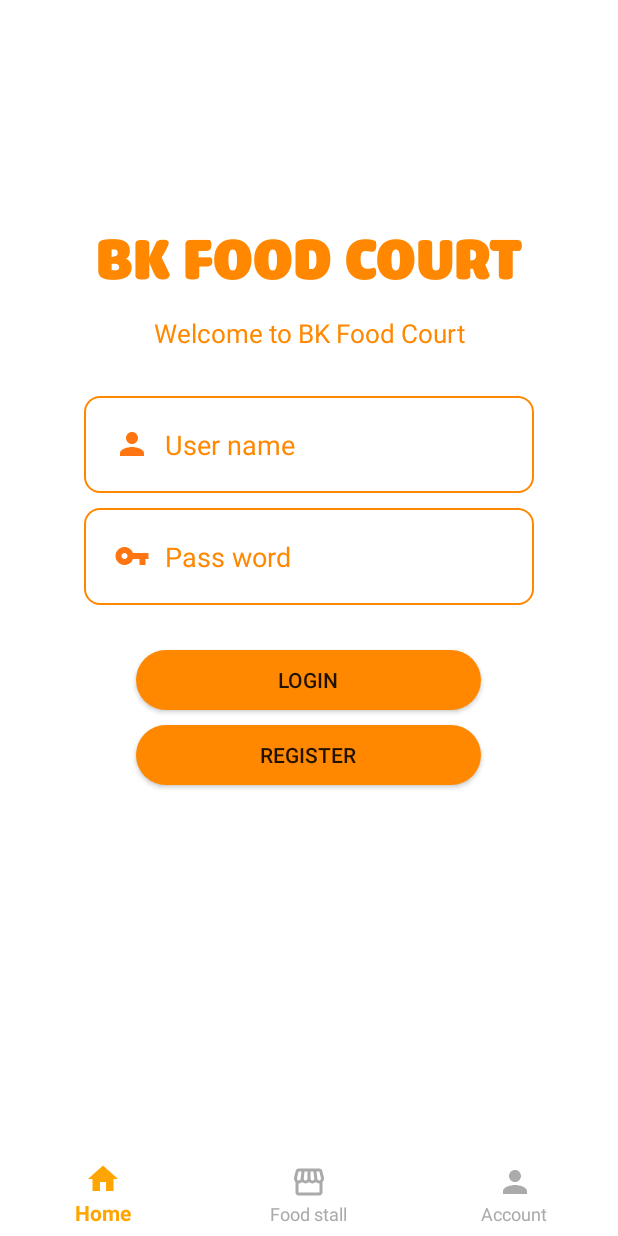
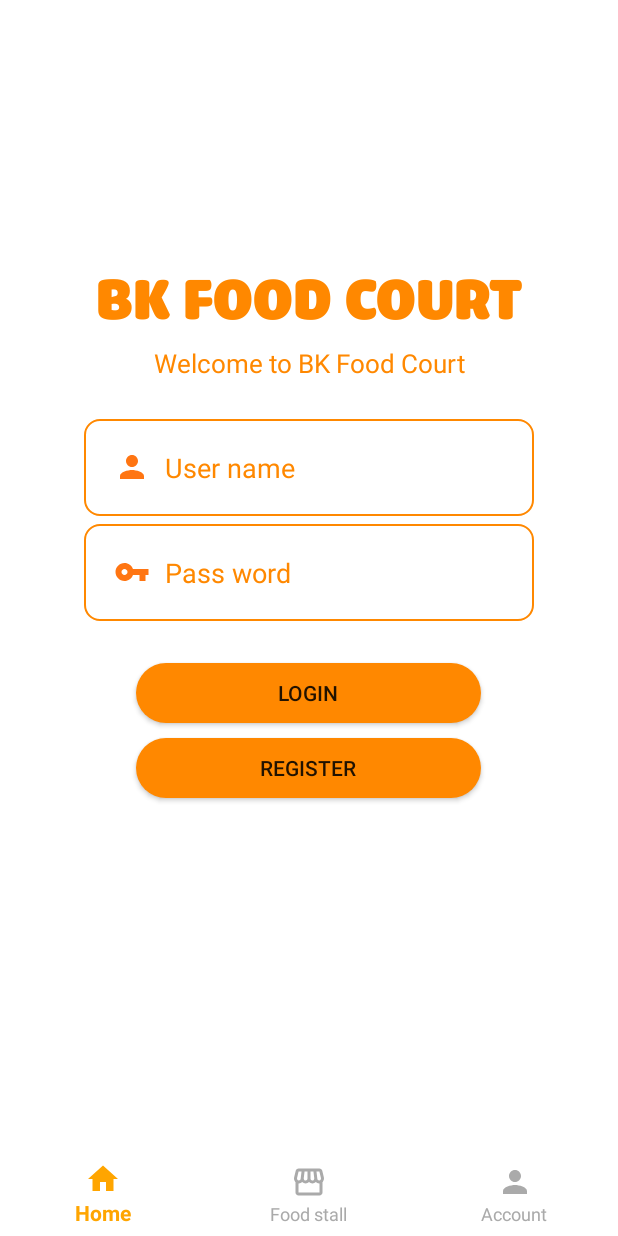
Before and after one commit to trunghieule0301/Food-court, an Android app: the AccountFragment screen opened through its navigation route, on a phone screen of 412 x 824 dp. Run offline under Robolectric (Android 15) with nearby library versions, the phone set to English and light mode, and no system bars; our stand-ins replace ButterKnife, Picasso, Volley; libraries missing offline, so code that uses them is left out: com.denzcoskun.imageslider; network calls fail; pictures from the network do not load; 8 statements that could not run were skipped.

Commit message:
Login fragment fix bug

```diff
--- a/app/src/main/java/com/example/myapplication/ui/account/AccountFragment.java
+++ b/app/src/main/java/com/example/myapplication/ui/account/AccountFragment.java
@@ -33,7 +33,6 @@ public class AccountFragment extends Fragment {
 
     Button buttonLogin, buttonRegister;
     EditText editTextAccount, editTextPassword;
-//    MainActivity mainActivityData;
     ArrayList<Customer> arrayListCustomer;
     private String url = "http://foodcourt2020.medianewsonline.com/getCusData.php";
     public View onCreateView(@NonNull LayoutInflater inflater,
--- a/app/src/main/res/layout/fragment_account.xml
+++ b/app/src/main/res/layout/fragment_account.xml
@@ -1,32 +1,38 @@
 <?xml version="1.0" encoding="utf-8"?>
-<LinearLayout xmlns:android="http://schemas.android.com/apk/res/android"
+<FrameLayout xmlns:android="http://schemas.android.com/apk/res/android"
     xmlns:app="http://schemas.android.com/apk/res-auto"
     xmlns:tools="http://schemas.android.com/tools"
     android:layout_width="match_parent"
     android:layout_height="match_parent"
     tools:context=".ui.account.AccountFragment"
-    android:background="@android:color/white"
-    >
+    android:background="@android:color/white">
 
-    <LinearLayout
-        android:layout_width="match_parent"
-        android:layout_height="match_parent"
-        android:layout_gravity="center"
-        android:layout_margin="20dp"
-        android:orientation="vertical">
+        <FrameLayout
+            android:layout_width="match_parent"
+            android:layout_height="match_parent">
+                <Button
+                    android:layout_width="match_parent"
+                    android:layout_height="match_parent"
+                    android:background="@android:color/transparent"/>
+        </FrameLayout>
+        <FrameLayout
+            android:layout_width="match_parent"
+            android:layout_height="match_parent">
         <TextView
             android:layout_width="match_parent"
             android:layout_height="70dp"
-            android:layout_marginTop="120dp"
+            android:layout_marginTop="-210dp"
             android:text="BK FOOD COURT"
             android:textSize="40dp"
             android:textColor="@android:color/holo_orange_dark"
             android:textStyle="bold"
             android:fontFamily="@font/icel"
+            android:layout_gravity="center"
             android:textAlignment="center" />
         <TextView
             android:layout_width="wrap_content"
             android:layout_height="wrap_content"
+            android:layout_marginTop="-170dp"
             android:textAlignment="center"
             android:textColor="@android:color/holo_orange_dark"
             android:layout_gravity="center"
@@ -42,7 +48,7 @@
             android:layout_gravity="center"
             android:drawableLeft="@drawable/ic_person"
             android:drawablePadding="10dp"
-            android:layout_marginTop="30dp"
+            android:layout_marginTop="-100dp"
             android:textColor="@android:color/holo_orange_dark"
             android:padding="20dp"
             android:background="@drawable/edit"
@@ -57,7 +63,7 @@
             android:layout_gravity="center"
             android:drawableLeft="@drawable/ic_key"
             android:drawablePadding="10dp"
-            android:layout_marginTop="10dp"
+            android:layout_marginTop="-30dp"
             android:textColor="@android:color/holo_orange_dark"
             android:padding="20dp"
             android:background="@drawable/edit"
@@ -68,7 +74,7 @@
             android:layout_height="40dp"
             android:layout_gravity="center"
             android:text="Login"
-            android:layout_marginTop="30dp"
+            android:layout_marginTop="50dp"
             android:background="@drawable/button"
             />
         <Button
@@ -77,11 +83,8 @@
             android:layout_height="40dp"
             android:layout_gravity="center"
             android:text="Register"
-            android:layout_marginTop="10dp"
+            android:layout_marginTop="100dp"
             android:background="@drawable/button"
             />
-
-    </LinearLayout>
-
-
-</LinearLayout>
+        </FrameLayout>
+</FrameLayout>
```
